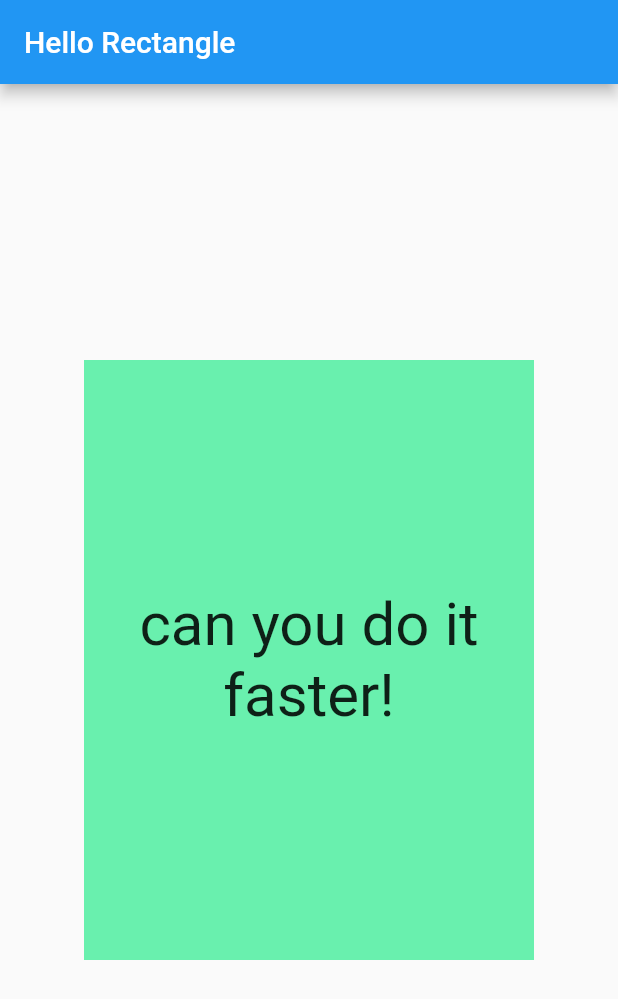
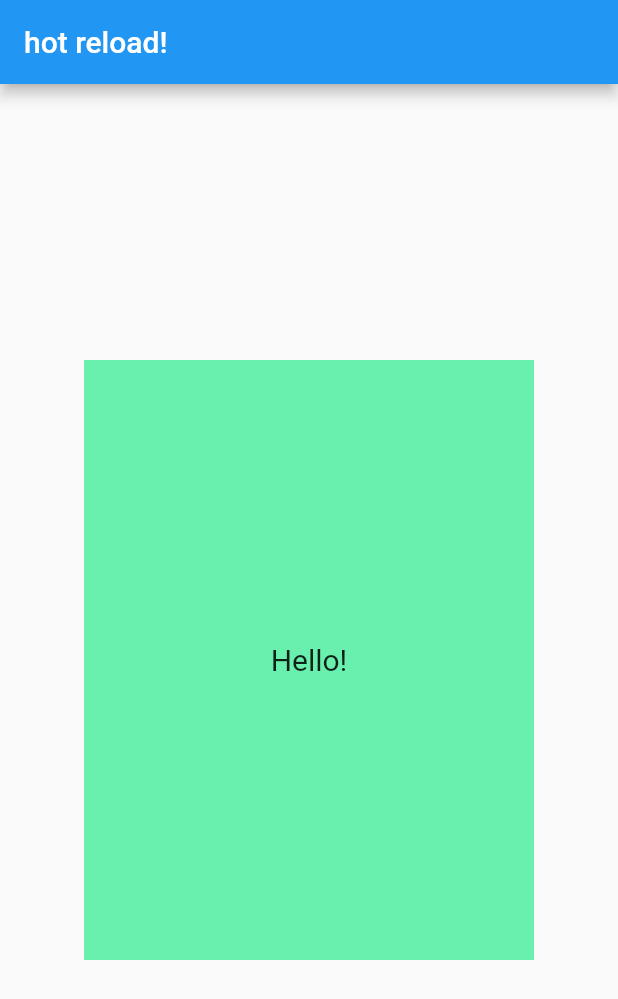
Before and after one commit to laramartin/flutter-udacity, a Flutter app: the screen it shows after launch, on a phone screen of 412 x 824 dp. Shown: the top 999 px of the screen. Run offline on Flutter 3.47's test engine with Material 2 defaults, Android fonts, the phone set to English and light mode, and no system bars.

Commit message:
Create custom container

```diff
--- a/hello_rectangle/lib/main.dart
+++ b/hello_rectangle/lib/main.dart
@@ -1,25 +1,6 @@
-// Copyright 2018 The Chromium Authors. All rights reserved.
-// Use of this source code is governed by a BSD-style license that can be
-// found in the LICENSE file.
-
 import 'package:flutter/material.dart';
 
-void main() {
-  runApp(
-    MaterialApp(
-      debugShowCheckedModeBanner: false,
-      title: 'Hello Rectangle',
-      home: Scaffold(
-        appBar: AppBar(
-          title: Text('Hello Rectangle'),
-        ),
-        body: HelloRectangle(),
-      ),
-    ),
-  );
-}
-
-class HelloRectangle extends StatelessWidget {
+class MyRectangle extends StatelessWidget {
   @override
   Widget build(BuildContext context) {
     return Center(
@@ -29,12 +10,21 @@ class HelloRectangle extends StatelessWidget {
             width: 300.0,
             child: Center(
               child: Text(
-            'can you do it faster!',
-            style: TextStyle(fontSize: 40.0),
-            textAlign: TextAlign.center,
-          ),
-        ),
-      ),
+                'Hello!',
+                style: TextStyle(fontSize: 20.0),),
+            )
+        )
     );
   }
 }
+
+void main() {
+  print('Hello!');
+
+  runApp(MaterialApp(
+    home: Scaffold(
+      appBar: AppBar(title: Text("hot reload!")),
+      body: MyRectangle(),
+    ),
+  ));
+}
```
Lines whose indentation alone changed are shown as unchanged.
